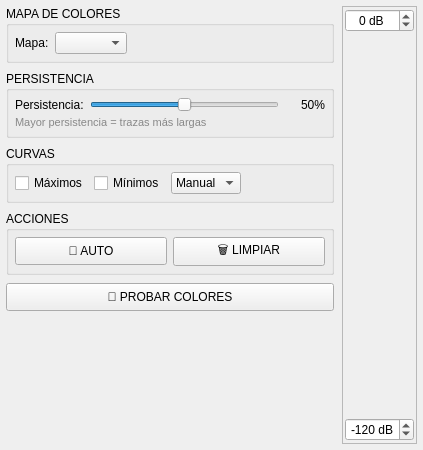
Old version of the form ui/visualization_widget.ui in the repository 5n1kt/sdr_analyzer.
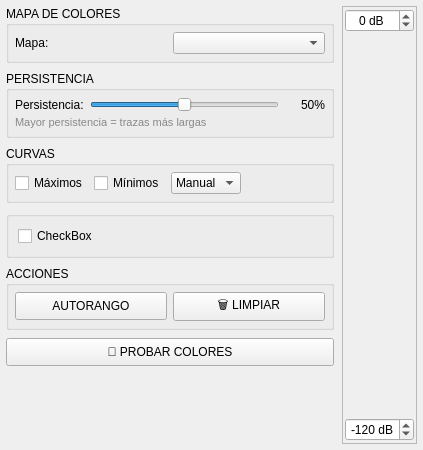
New version of the form.

What changed in the file:
```diff
--- a/ui/visualization_widget.ui
+++ b/ui/visualization_widget.ui
@@ -72,9 +72,6 @@
           <property name="verticalSpacing">
            <number>4</number>
           </property>
-          <item row="0" column="1">
-           <widget class="QComboBox" name="comboBox_color_map"/>
-          </item>
           <item row="0" column="0">
            <widget class="QLabel" name="label_colormap">
             <property name="text">
@@ -82,18 +79,8 @@
             </property>
            </widget>
           </item>
-          <item row="0" column="2">
-           <spacer name="horizontalSpacer_colormap">
-            <property name="orientation">
-             <enum>Qt::Horizontal</enum>
-            </property>
-            <property name="sizeHint" stdset="0">
-             <size>
-              <width>40</width>
-              <height>20</height>
-             </size>
-            </property>
-           </spacer>
+          <item row="0" column="1">
+           <widget class="QComboBox" name="comboBox_color_map"/>
           </item>
          </layout>
         </widget>
@@ -267,6 +254,22 @@
          </layout>
         </widget>
        </item>
+       <item>
+        <widget class="QGroupBox" name="groupBox">
+         <property name="title">
+          <string/>
+         </property>
+         <layout class="QGridLayout" name="gridLayout">
+          <item row="0" column="0">
+           <widget class="QCheckBox" name="checkBox">
+            <property name="text">
+             <string>CheckBox</string>
+            </property>
+           </widget>
+          </item>
+         </layout>
+        </widget>
+       </item>
        <item>
         <widget class="QGroupBox" name="groupBox_actions">
          <property name="title">
@@ -297,7 +300,7 @@
              </size>
             </property>
             <property name="text">
-             <string>🔄 AUTO</string>
+             <string>AUTORANGO</string>
             </property>
            </widget>
           </item>
```
